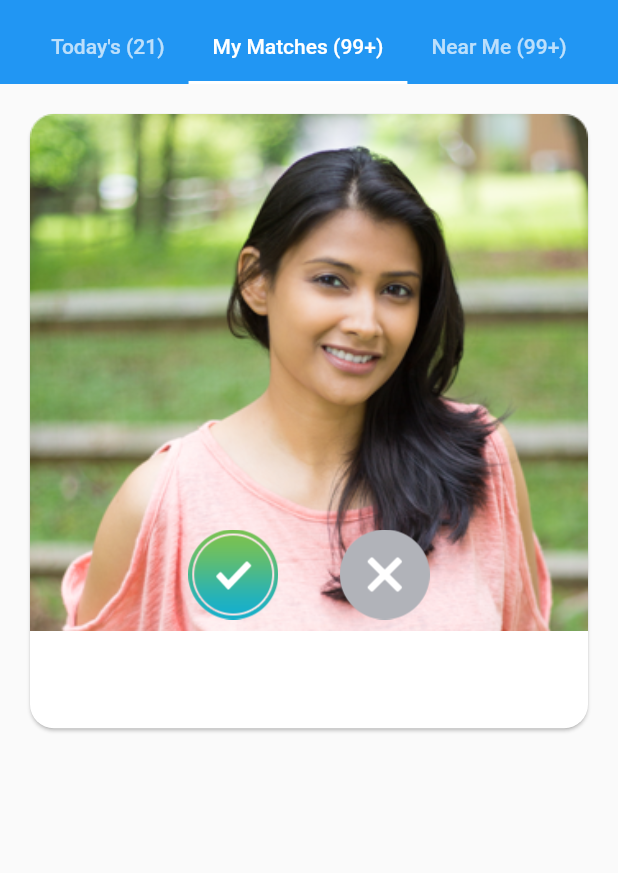
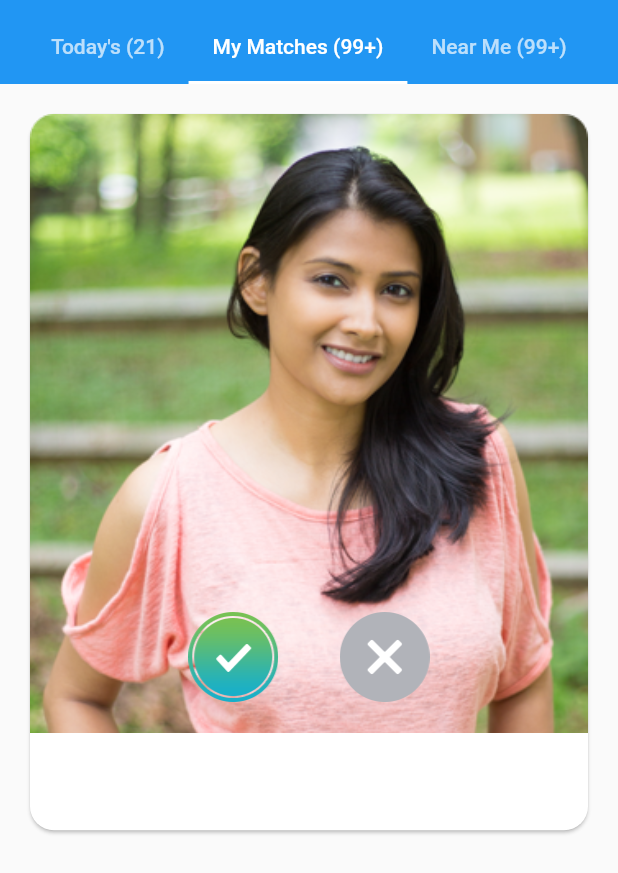
Before and after one commit to CRUSADER1912/flutter_challenge, a Flutter app: the screen it shows after launch, on a phone screen of 412 x 824 dp. Shown: the top 873 px of the screen. Run offline on Flutter 3.47's test engine with Material 2 defaults, Android fonts, the phone set to English and light mode, and no system bars.

Commit message:
Minor UI tweaks

```diff
--- a/lib/img_widget.dart
+++ b/lib/img_widget.dart
@@ -18,7 +18,7 @@ class ImageWidget extends StatelessWidget {
             child: new Hero(
               tag: 'CTO',
               child: new ImageLoadindWidget(
-                  'https://img1.shaadi.com/2017/11/26/7SH00844945-622486-male.webp',487 / 451),
+                  'https://img1.shaadi.com/2017/11/26/7SH00844945-622486-male.webp',487 / 540),
             ),
           ),
         ),
--- a/lib/matches_screen.dart
+++ b/lib/matches_screen.dart
@@ -19,7 +19,7 @@ class _MatchesScreenState extends State<MatchesScreen> {
               children: <Widget>[
                 new ImageWidget(),
                 new Container(
-                  height: 345.0,
+                  height: 400.0,
                   child: new Column(
                     mainAxisSize: MainAxisSize.max,
                     mainAxisAlignment: MainAxisAlignment.end,
```
